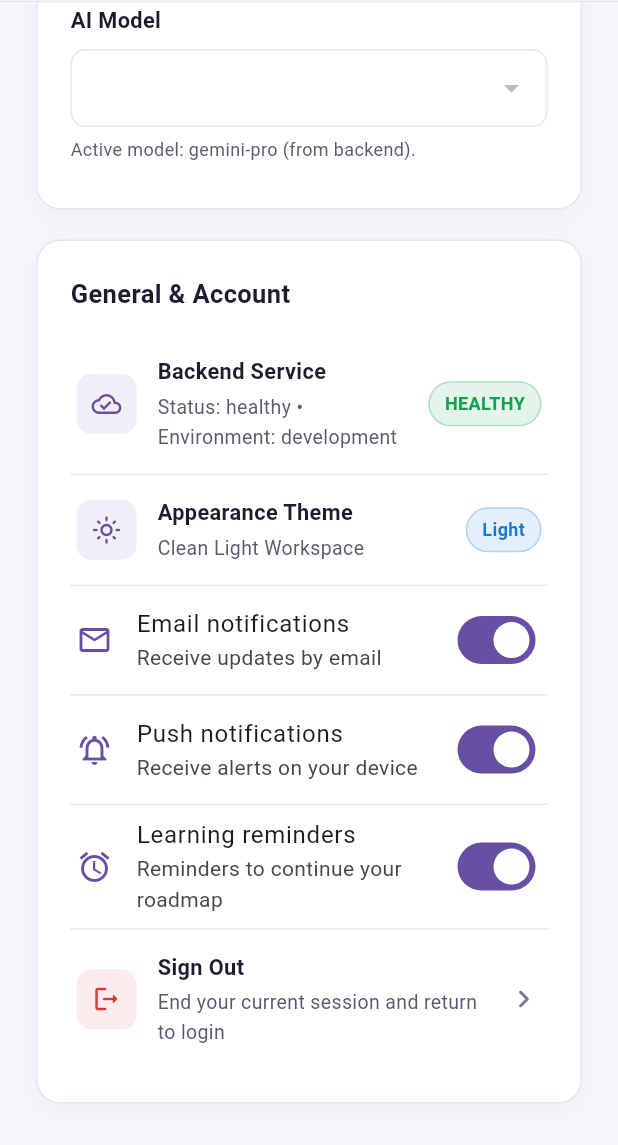
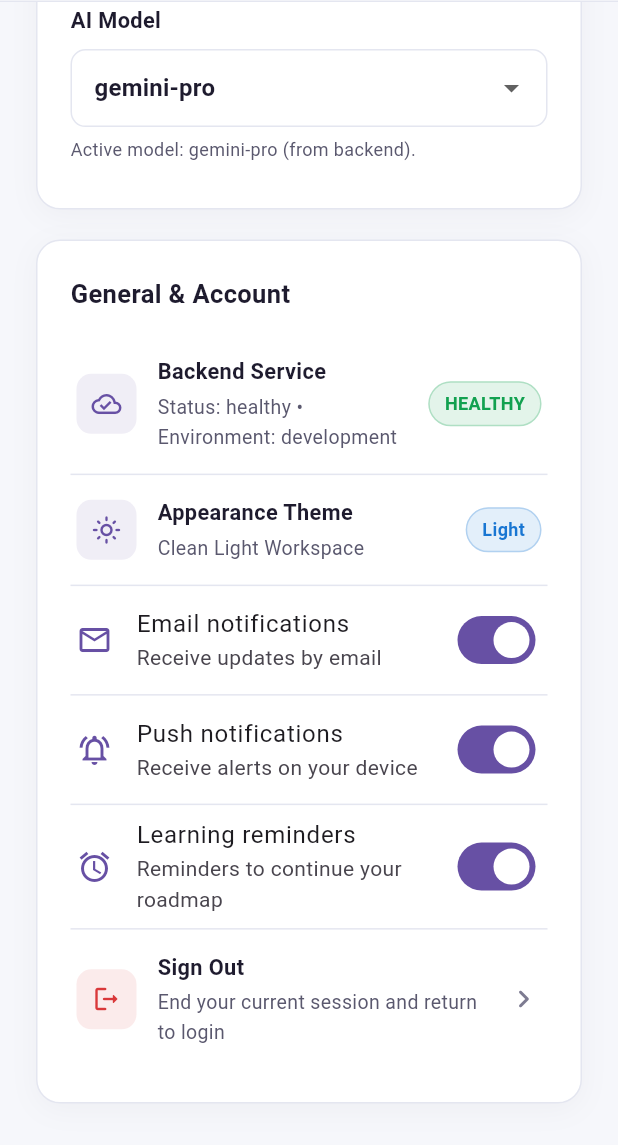
Before and after one commit to rohitrn936-stack/AI-Upskilling-Recommendation-System, a Flutter app: the SettingsScreen screen opened by its route, scrolled down 729 dp, on a phone screen of 412 x 824 dp, the part 91-1236 px from its top. Run offline on Flutter 3.47's test engine with Material 3 defaults, Android fonts, the phone set to English and light mode, and no system bars; our stand-ins replace go_router, shared_preferences; accounts and stored records are empty; network calls fail.

Commit message:
fix(frontend): define _aiModelsByProvider and fix model dropdown in SettingsScreen

```diff
--- a/frontend/flutter_upskilling/lib/screens/settings_screen.dart
+++ b/frontend/flutter_upskilling/lib/screens/settings_screen.dart
@@ -23,6 +23,12 @@ class _SettingsScreenState extends State<SettingsScreen> {
   String _environment = 'development';
   String _backendStatus = 'healthy';
   String _statusMessage = '';
+
+  static const Map<String, List<String>> _aiModelsByProvider = {
+    'gemini': ['gemini-pro', 'gemini-1.5-pro', 'gemini-1.5-flash'],
+    'ollama': ['llama3', 'mistral', 'codellama'],
+    'compatible': ['gpt-3.5-turbo', 'gpt-4', 'claude-3-haiku'],
+  };
 
   // API key configuration state
   bool _isConfiguring = false;
@@ -759,15 +765,20 @@ class _SettingsScreenState extends State<SettingsScreen> {
     );
   }
 
-  Widget _buildAiProviderDropdown() {
-    final providerLabel = _aiProvider.toUpperCase();
+  Widget _buildAiModelDropdown() {
+    final currentProvider = _aiProvider.toLowerCase();
+    final models = _aiModelsByProvider[currentProvider] ??
+        _aiModelsByProvider['gemini'] ??
+        ['gemini-pro'];
+    final effectiveModel = models.contains(_aiModel) ? _aiModel : models.first;
+
     return Padding(
       padding: const EdgeInsets.symmetric(vertical: 8),
       child: Column(
         crossAxisAlignment: CrossAxisAlignment.start,
         children: [
           const Text(
-            'AI Provider',
+            'AI Model',
             style: TextStyle(
               fontSize: 14.5,
               fontWeight: FontWeight.w600,
@@ -776,7 +787,8 @@ class _SettingsScreenState extends State<SettingsScreen> {
           ),
           const SizedBox(height: 8),
           DropdownButtonFormField<String>(
-            initialValue: _aiProvider,
+            key: ValueKey('model_dropdown_$_aiProvider'),
+            initialValue: effectiveModel,
             decoration: InputDecoration(
               filled: true,
               fillColor: AppColors.surface,
@@ -797,78 +809,7 @@ class _SettingsScreenState extends State<SettingsScreen> {
                 vertical: 14,
               ),
             ),
-            items: const [
-              DropdownMenuItem(value: 'gemini', child: Text('Gemini')),
-              DropdownMenuItem(value: 'ollama', child: Text('Ollama')),
-              DropdownMenuItem(
-                  value: 'compatible', child: Text('Compatible')),
-            ],
-            onChanged: (value) async {
-              if (value == null) return;
-              await APIClient.saveAiProvider(value);
-              final models = _aiModelsByProvider[value] ?? [];
-              final newModel = models.isNotEmpty ? models.first : _aiModel;
-              await APIClient.saveAiModel(newModel);
-              if (!mounted) return;
-              setState(() {
-                _aiProvider = value;
-                _aiModel = newModel;
-                _hasSavedSelection = true;
-              });
-            },
-          ),
-          const SizedBox(height: 6),
-          Text(
-            '$providerLabel ${_demoMode ? '(demo mode)' : '(configured)'}. Saved to device.',
-            style: const TextStyle(
-              fontSize: 12,
-              color: AppColors.textSecondary,
-            ),
-          ),
-        ],
-      ),
-    );
-  }
-
-  Widget _buildAiModelDropdown() {
-    return Padding(
-      padding: const EdgeInsets.symmetric(vertical: 8),
-      child: Column(
-        crossAxisAlignment: CrossAxisAlignment.start,
-        children: [
-          const Text(
-            'AI Model',
-            style: TextStyle(
-              fontSize: 14.5,
-              fontWeight: FontWeight.w600,
-              color: AppColors.textPrimary,
-            ),
-          ),
-          const SizedBox(height: 8),
-          DropdownButtonFormField<String>(
-            key: ValueKey('model_dropdown_$_aiProvider'),
-            initialValue: _aiModel,
-            decoration: InputDecoration(
-              filled: true,
-              fillColor: AppColors.surface,
-              border: OutlineInputBorder(
-                borderRadius: BorderRadius.circular(10),
-                borderSide: const BorderSide(color: AppColors.border),
-              ),
-              enabledBorder: OutlineInputBorder(
-                borderRadius: BorderRadius.circular(10),
-                borderSide: const BorderSide(color: AppColors.border),
-              ),
-              focusedBorder: OutlineInputBorder(
-                borderRadius: BorderRadius.circular(10),
-                borderSide: const BorderSide(color: AppColors.primary),
-              ),
-              contentPadding: const EdgeInsets.symmetric(
-                horizontal: 12,
-                vertical: 14,
-              ),
-            ),
-            items: _aiModelsByProvider[_aiProvider]!
+            items: models
                 .map((m) => DropdownMenuItem(value: m, child: Text(m)))
                 .toList(),
             onChanged: (value) async {
@@ -883,7 +824,7 @@ class _SettingsScreenState extends State<SettingsScreen> {
           ),
           const SizedBox(height: 6),
           Text(
-            'Active model: $_aiModel${_hasSavedSelection ? ' (saved)' : ' (from backend)'}.',
+            'Active model: $effectiveModel${_hasSavedSelection ? ' (saved)' : ' (from backend)'}.',
             style: const TextStyle(
               fontSize: 12,
               color: AppColors.textSecondary,
```
Also changed, not shown: 1 other file.
